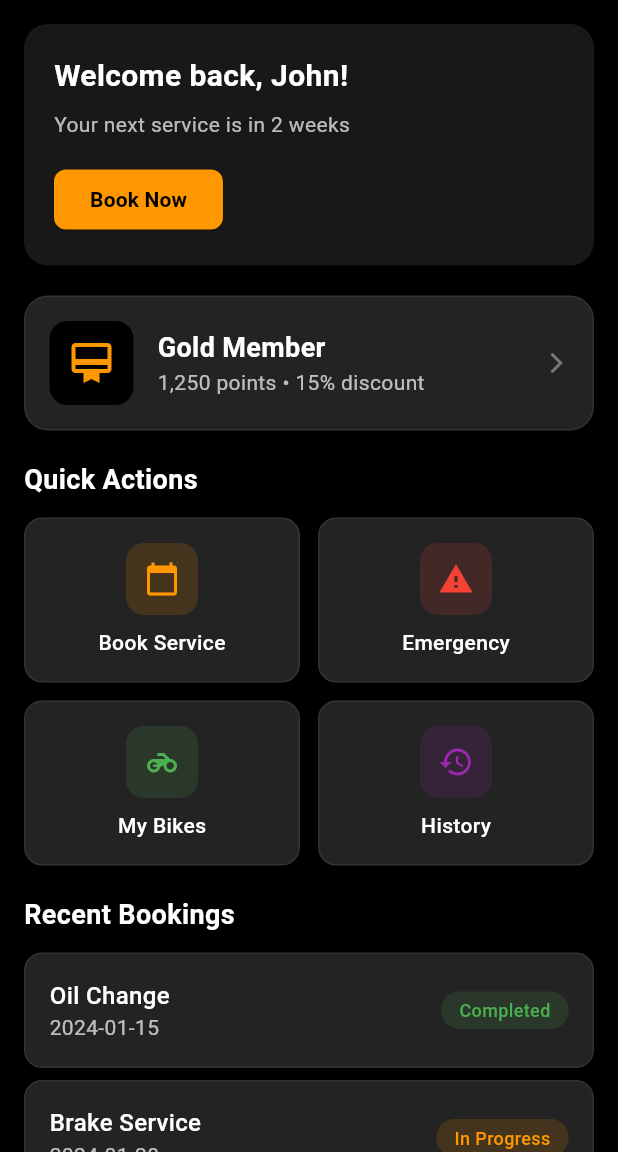
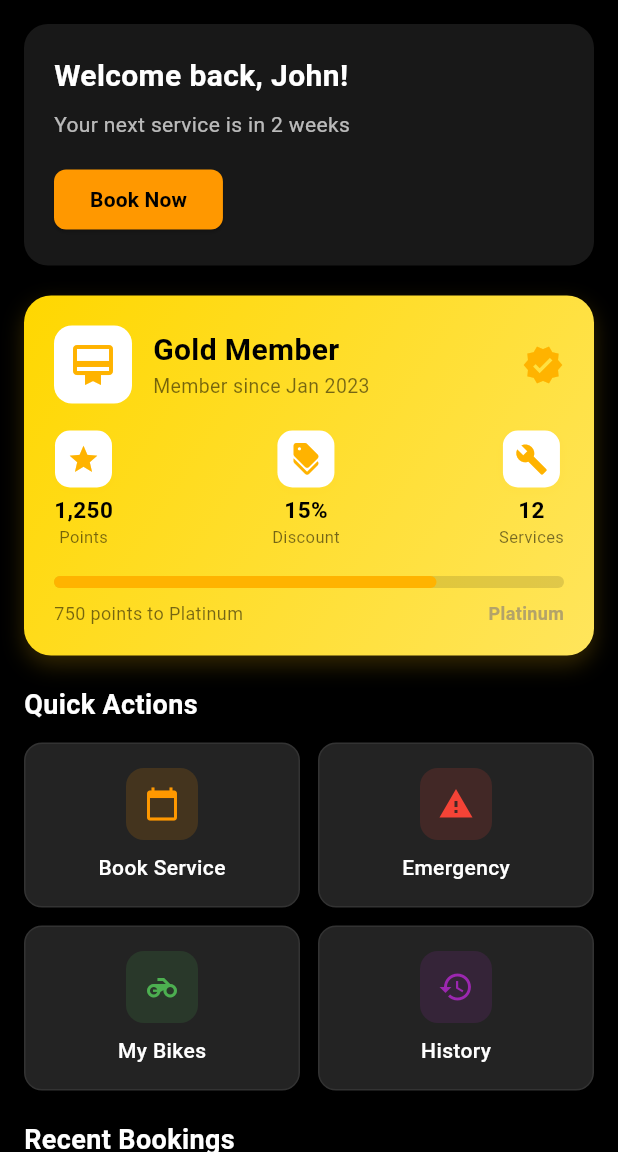
Before and after one commit to bangcalvinsetiawan/motoringo, a Flutter app: the HomeScreen screen opened directly, on a phone screen of 412 x 824 dp, the part 84-1236 px from its top. Run offline on Flutter 3.47's test engine with Material 3 defaults, Android fonts, the phone set to English and light mode, and no system bars.

Commit message:
first commit

```diff
--- a/lib/main.dart
+++ b/lib/main.dart
@@ -708,58 +708,145 @@ class HomeScreen extends StatelessWidget {
   Widget _buildMembershipCard() {
     return Container(
       width: double.infinity,
-      padding: EdgeInsets.all(16),
+      padding: EdgeInsets.all(20),
       decoration: BoxDecoration(
-        color: Color(0xFF232323),
-        borderRadius: BorderRadius.circular(16),
-        border: Border.all(color: Color(0xFF333333)),
-      ),
-      child: Row(
+        gradient: LinearGradient(
+          colors: [Color(0xFFFFD700), Color(0xFFFFE55C)],
+          begin: Alignment.topLeft,
+          end: Alignment.bottomRight,
+        ),
+        borderRadius: BorderRadius.circular(18),
+        boxShadow: [
+          BoxShadow(
+            color: Colors.amber.withOpacity(0.2),
+            blurRadius: 12,
+            offset: Offset(0, 6),
+          ),
+        ],
+      ),
+      child: Column(
+        crossAxisAlignment: CrossAxisAlignment.start,
         children: [
-          Container(
-            padding: EdgeInsets.all(12),
-            decoration: BoxDecoration(
-              color: Colors.black,
-              borderRadius: BorderRadius.circular(12),
-            ),
-            child: Icon(
-              Icons.card_membership,
-              color: Colors.orange,
-              size: 32,
-            ),
-          ),
-          SizedBox(width: 16),
-          Expanded(
-            child: Column(
-              crossAxisAlignment: CrossAxisAlignment.start,
-              children: [
-                Text(
-                  'Gold Member',
-                  style: TextStyle(
-                    fontSize: 18,
-                    fontWeight: FontWeight.bold,
-                    color: Colors.white,
-                    fontFamily: 'Roboto',
-                  ),
-                ),
-                Text(
-                  '1,250 points • 15% discount',
-                  style: TextStyle(
-                    fontSize: 14,
-                    color: Colors.white70,
-                    fontFamily: 'Roboto',
-                  ),
-                ),
-              ],
-            ),
-          ),
-          Icon(
-            Icons.arrow_forward_ios,
-            color: Colors.white38,
-            size: 16,
+          Row(
+            children: [
+              Container(
+                padding: EdgeInsets.all(10),
+                decoration: BoxDecoration(
+                  color: Colors.white,
+                  borderRadius: BorderRadius.circular(12),
+                ),
+                child: Icon(Icons.card_membership, color: Color(0xFFFFB300), size: 32),
+              ),
+              SizedBox(width: 14),
+              Expanded(
+                child: Column(
+                  crossAxisAlignment: CrossAxisAlignment.start,
+                  children: [
+                    Text(
+                      'Gold Member',
+                      style: TextStyle(
+                        fontSize: 20,
+                        fontWeight: FontWeight.bold,
+                        color: Colors.black,
+                        fontFamily: 'Roboto',
+                      ),
+                    ),
+                    Text(
+                      'Member since Jan 2023',
+                      style: TextStyle(
+                        fontSize: 13,
+                        color: Colors.black54,
+                        fontFamily: 'Roboto',
+                      ),
+                    ),
+                  ],
+                ),
+              ),
+              Icon(Icons.verified, color: Color(0xFFFFB300), size: 28),
+            ],
+          ),
+          SizedBox(height: 18),
+          Row(
+            mainAxisAlignment: MainAxisAlignment.spaceBetween,
+            children: [
+              _buildBenefitIcon(Icons.star, '1,250', 'Points'),
+              _buildBenefitIcon(Icons.discount, '15%', 'Discount'),
+              _buildBenefitIcon(Icons.build, '12', 'Services'),
+            ],
+          ),
+          SizedBox(height: 18),
+          LinearProgressIndicator(
+            value: 0.75,
+            backgroundColor: Colors.black12,
+            valueColor: AlwaysStoppedAnimation<Color>(Color(0xFFFFB300)),
+            minHeight: 8,
+            borderRadius: BorderRadius.circular(8),
+          ),
+          SizedBox(height: 8),
+          Row(
+            mainAxisAlignment: MainAxisAlignment.spaceBetween,
+            children: [
+              Text(
+                '750 points to Platinum',
+                style: TextStyle(
+                  fontSize: 12,
+                  color: Colors.black54,
+                  fontFamily: 'Roboto',
+                ),
+              ),
+              Text(
+                'Platinum',
+                style: TextStyle(
+                  fontSize: 12,
+                  color: Color(0xFFB3A369),
+                  fontWeight: FontWeight.bold,
+                  fontFamily: 'Roboto',
+                ),
+              ),
+            ],
           ),
         ],
       ),
+    );
+  }
+
+  Widget _buildBenefitIcon(IconData icon, String value, String label) {
+    return Column(
+      children: [
+        Container(
+          padding: EdgeInsets.all(8),
+          decoration: BoxDecoration(
+            color: Colors.white,
+            borderRadius: BorderRadius.circular(10),
+            boxShadow: [
+              BoxShadow(
+                color: Colors.amber.withOpacity(0.08),
+                blurRadius: 6,
+                offset: Offset(0, 2),
+              ),
+            ],
+          ),
+          child: Icon(icon, color: Color(0xFFFFB300), size: 22),
+        ),
+        SizedBox(height: 4),
+        Text(
+          value,
+          style: TextStyle(
+            fontSize: 15,
+            fontWeight: FontWeight.bold,
+            color: Colors.black,
+            fontFamily: 'Roboto',
+          ),
+        ),
+        Text(
+          label,
+          style: TextStyle(
+            fontSize: 11,
+            color: Colors.black54,
+            fontFamily: 'Roboto',
+          ),
+        ),
+      ],
     );
   }
 
@@ -1581,22 +1668,48 @@ class ProfileScreen extends StatelessWidget {
                   ],
                 ),
               ),
+              Icon(
+                Icons.verified,
+                color: Colors.black,
+                size: 28,
+              ),
             ],
           ),
           SizedBox(height: 16),
           Row(
-            mainAxisAlignment: MainAxisAlignment.spaceBetween,
             children: [
-              _buildMembershipStat('Points', '1,250'),
-              _buildMembershipStat('Discount', '15%'),
-              _buildMembershipStat('Services', '12'),
+              Icon(Icons.stars, color: Colors.black, size: 22),
+              SizedBox(width: 8),
+              Text(
+                '1,250 Points',
+                style: TextStyle(
+                  fontSize: 18,
+                  fontWeight: FontWeight.bold,
+                  color: Colors.black,
+                  fontFamily: 'Roboto',
+                ),
+              ),
+              SizedBox(width: 12),
+              Expanded(
+                child: LinearProgressIndicator(
+                  value: 0.625, // 1250/2000 for example
+                  backgroundColor: Colors.black12,
+                  valueColor: AlwaysStoppedAnimation<Color>(Colors.black),
+                  minHeight: 8,
+                  borderRadius: BorderRadius.circular(8),
+                ),
+              ),
+              SizedBox(width: 8),
+              Text(
+                'Platinum',
+                style: TextStyle(
+                  fontSize: 13,
+                  color: Colors.black54,
+                  fontFamily: 'Roboto',
+                  fontWeight: FontWeight.w500,
+                ),
+              ),
             ],
-          ),
-          SizedBox(height: 16),
-          LinearProgressIndicator(
-            value: 0.75,
-            backgroundColor: Colors.black26,
-            valueColor: AlwaysStoppedAnimation<Color>(Colors.black),
           ),
           SizedBox(height: 8),
           Text(
@@ -1607,29 +1720,47 @@ class ProfileScreen extends StatelessWidget {
               fontFamily: 'Roboto',
             ),
           ),
+          SizedBox(height: 16),
+          Row(
+            mainAxisAlignment: MainAxisAlignment.spaceBetween,
+            children: [
+              _buildBenefitIcon(Icons.percent, '15%\nDiscount'),
+              _buildBenefitIcon(Icons.build, '12\nServices'),
+              _buildBenefitIcon(Icons.card_giftcard, 'Special\nGifts'),
+            ],
+          ),
         ],
       ),
     );
   }
 
-  Widget _buildMembershipStat(String label, String value) {
+  Widget _buildBenefitIcon(IconData icon, String label) {
     return Column(
       children: [
-        Text(
-          value,
-          style: TextStyle(
-            fontSize: 18,
-            fontWeight: FontWeight.bold,
-            color: Colors.black,
-            fontFamily: 'Roboto',
-          ),
-        ),
+        Container(
+          padding: EdgeInsets.all(10),
+          decoration: BoxDecoration(
+            color: Colors.white,
+            shape: BoxShape.circle,
+            boxShadow: [
+              BoxShadow(
+                color: Colors.black12,
+                blurRadius: 4,
+              ),
+            ],
+          ),
+          child: Icon(icon, color: Color(0xFFFFB300), size: 22),
+        ),
+        SizedBox(height: 6),
         Text(
           label,
+          textAlign: TextAlign.center,
           style: TextStyle(
             fontSize: 12,
-            color: Colors.black54,
+            color: Colors.black87,
             fontFamily: 'Roboto',
+            fontWeight: FontWeight.w500,
+            height: 1.2,
           ),
         ),
       ],
```
